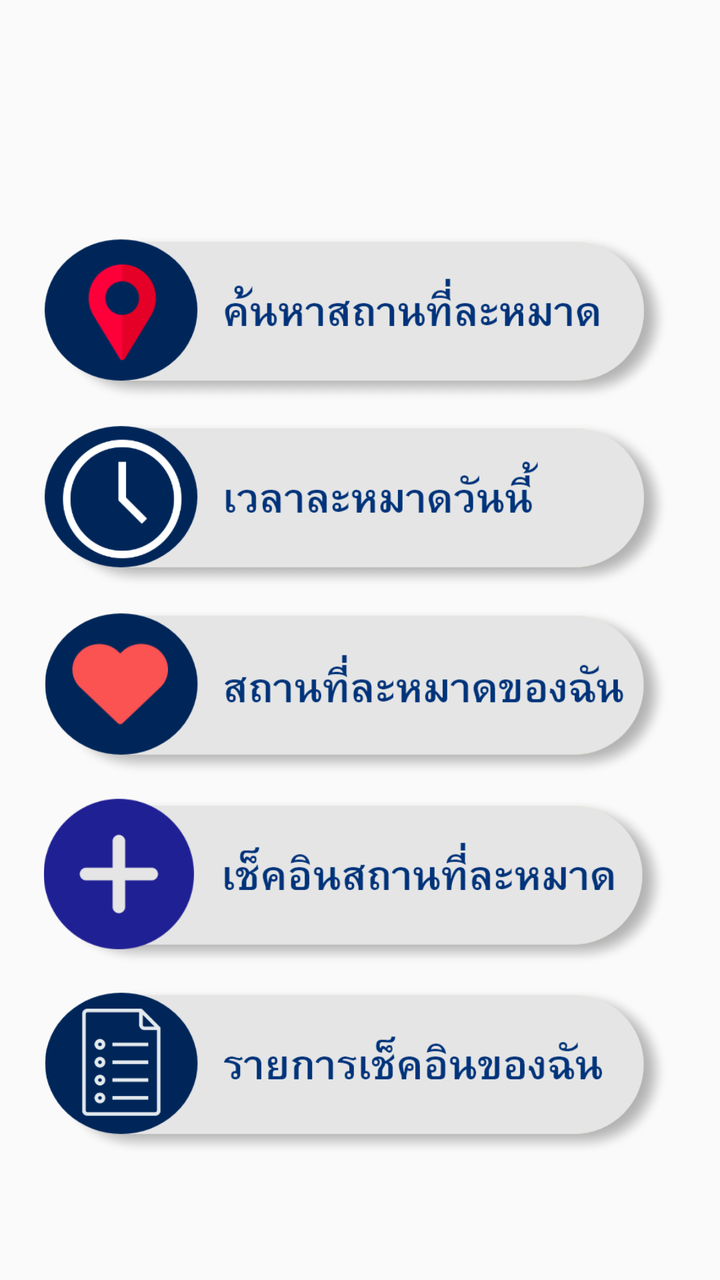
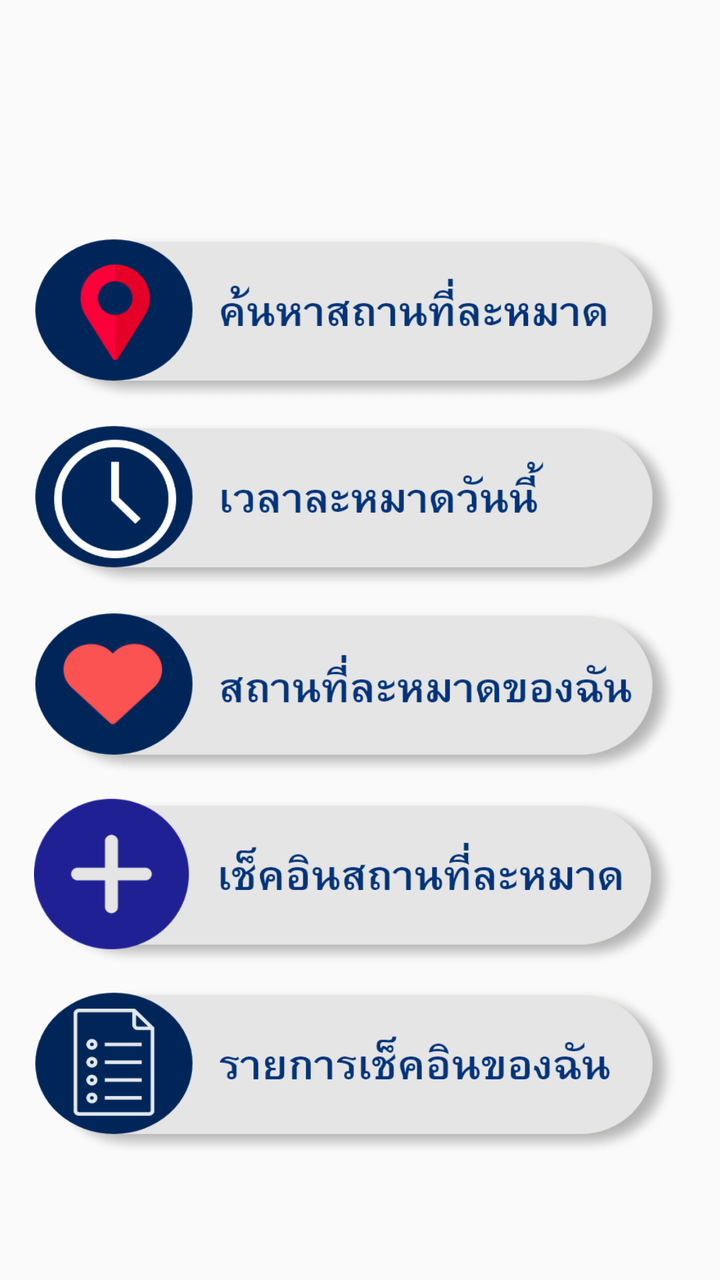

Two renders of the same Android screen: before a commit and after it. Below are the layout's source before the change and the commit's diff.
<!-- AndroidManifest.xml: application theme AppTheme -->
<!-- res/layout/content_main.xml -->
<?xml version="1.0" encoding="utf-8"?>
<androidx.constraintlayout.widget.ConstraintLayout xmlns:android="http://schemas.android.com/apk/res/android"
    xmlns:app="http://schemas.android.com/apk/res-auto"
    android:layout_width="match_parent"
    android:layout_height="match_parent"
    app:layout_behavior="@string/appbar_scrolling_view_behavior">


    <ImageView
        android:id="@+id/bt_menu1"
        android:layout_width="325dp"
        android:layout_height="90dp"
        android:contentDescription="@string/bt_m1"
        android:onClick="@string/bt_m1"
        app:layout_constraintBottom_toBottomOf="parent"
        app:layout_constraintEnd_toEndOf="parent"
        app:layout_constraintStart_toStartOf="parent"
        app:layout_constraintTop_toTopOf="parent"
        app:layout_constraintVertical_bias="0.207"
        app:srcCompat="@drawable/component_17__1" />

    <ImageView
        android:id="@+id/bt_menu2"
        android:layout_width="325dp"
        android:layout_height="90dp"
        android:contentDescription="@string/bt_m2"
        android:onClick="@string/bt_m3"
        app:layout_constraintBottom_toBottomOf="parent"
        app:layout_constraintEnd_toEndOf="parent"
        app:layout_constraintStart_toStartOf="parent"
        app:layout_constraintTop_toTopOf="parent"
        app:layout_constraintVertical_bias="0.377"
        app:srcCompat="@drawable/component_19__1" />

    <ImageView
        android:id="@+id/bt_menu3"
        android:layout_width="325dp"
        android:layout_height="90dp"
        android:contentDescription="@string/bt_m3"
        app:layout_constraintBottom_toBottomOf="parent"
        app:layout_constraintEnd_toEndOf="parent"
        app:layout_constraintStart_toStartOf="parent"
        app:layout_constraintTop_toTopOf="parent"
        app:layout_constraintVertical_bias="0.547"
        app:srcCompat="@drawable/group_183" />

    <ImageView
        android:id="@+id/bt_menu4"
        android:layout_width="325dp"
        android:layout_height="90dp"
        android:contentDescription="@string/bt_m4"
        app:layout_constraintBottom_toBottomOf="parent"
        app:layout_constraintEnd_toEndOf="parent"
        app:layout_constraintHorizontal_bias="0.488"
        app:layout_constraintStart_toStartOf="parent"
        app:layout_constraintTop_toTopOf="parent"
        app:layout_constraintVertical_bias="0.72"
        app:srcCompat="@drawable/component_21__2" />

    <ImageView
        android:id="@+id/bt_menu5"
        android:layout_width="325dp"
        android:layout_height="90dp"
        android:contentDescription="@string/_30_2563"
        app:layout_constraintBottom_toBottomOf="parent"
        app:layout_constraintEnd_toEndOf="parent"
        app:layout_constraintStart_toStartOf="parent"
        app:layout_constraintTop_toTopOf="parent"
        app:layout_constraintVertical_bias="0.892"
        app:srcCompat="@drawable/listbt" />



</androidx.constraintlayout.widget.ConstraintLayout>
<!-- resources referenced by this layout -->
<resources>
  <!-- drawable component_17__1: png bitmap (drawable, 29559 bytes) -->
  <!-- drawable component_19__1: png bitmap (drawable, 32065 bytes) -->
  <!-- drawable component_21__2: png bitmap (drawable-xhdpi, 27681 bytes) -->
  <!-- drawable group_183: png bitmap (drawable-xhdpi, 28109 bytes) -->
  <!-- drawable listbt: png bitmap (drawable-xhdpi, 27865 bytes) -->
  <string name="_30_2563">นโยบายความเป็นส่วนตัวนี้ เริ่มใช้วันที่ 30 กันยายน 2563</string>
  <string name="bt_m1" />
  <string name="bt_m2" />
  <string name="bt_m3" />
  <string name="bt_m4" />
  <style name="AppTheme" parent="Theme.AppCompat.Light.DarkActionBar">
          
          <item name="colorPrimary">@color/colorPrimary</item>
          <item name="colorPrimaryDark">@color/colorPrimaryDark</item>
          <item name="colorAccent">@color/colorPrimaryDark</item>
  
          
  
      </style>
  <color name="colorPrimary">#fc813d</color>
  <color name="colorPrimaryDark">#f66421</color>
</resources>

<!-- the commit's change to res/layout/content_main.xml (unified diff, before → after) -->
@@ -6,20 +6,21 @@
     app:layout_behavior="@string/appbar_scrolling_view_behavior">
 
 
-    <ImageView
+
+
+    <Button
         android:id="@+id/bt_menu1"
         android:layout_width="325dp"
         android:layout_height="90dp"
         android:contentDescription="@string/bt_m1"
-        android:onClick="@string/bt_m1"
         app:layout_constraintBottom_toBottomOf="parent"
         app:layout_constraintEnd_toEndOf="parent"
         app:layout_constraintStart_toStartOf="parent"
         app:layout_constraintTop_toTopOf="parent"
         app:layout_constraintVertical_bias="0.207"
-        app:srcCompat="@drawable/component_17__1" />
+        android:background="@drawable/component_17__1" />
 
-    <ImageView
+    <Button
         android:id="@+id/bt_menu2"
         android:layout_width="325dp"
         android:layout_height="90dp"
@@ -30,9 +31,9 @@
         app:layout_constraintStart_toStartOf="parent"
         app:layout_constraintTop_toTopOf="parent"
         app:layout_constraintVertical_bias="0.377"
-        app:srcCompat="@drawable/component_19__1" />
+        android:background="@drawable/component_19__1" />
 
-    <ImageView
+    <Button
         android:id="@+id/bt_menu3"
         android:layout_width="325dp"
         android:layout_height="90dp"
@@ -42,9 +43,9 @@
         app:layout_constraintStart_toStartOf="parent"
         app:layout_constraintTop_toTopOf="parent"
         app:layout_constraintVertical_bias="0.547"
-        app:srcCompat="@drawable/group_183" />
+        android:background="@drawable/group_183" />
 
-    <ImageView
+    <Button
         android:id="@+id/bt_menu4"
         android:layout_width="325dp"
         android:layout_height="90dp"
@@ -55,9 +56,9 @@
         app:layout_constraintStart_toStartOf="parent"
         app:layout_constraintTop_toTopOf="parent"
         app:layout_constraintVertical_bias="0.72"
-        app:srcCompat="@drawable/component_21__2" />
+        android:background="@drawable/component_21__2" />
 
-    <ImageView
+    <Button
         android:id="@+id/bt_menu5"
         android:layout_width="325dp"
         android:layout_height="90dp"
@@ -67,7 +68,7 @@
         app:layout_constraintStart_toStartOf="parent"
         app:layout_constraintTop_toTopOf="parent"
         app:layout_constraintVertical_bias="0.892"
-        app:srcCompat="@drawable/listbt" />
+        android:background="@drawable/listbt" />
 
 
 
